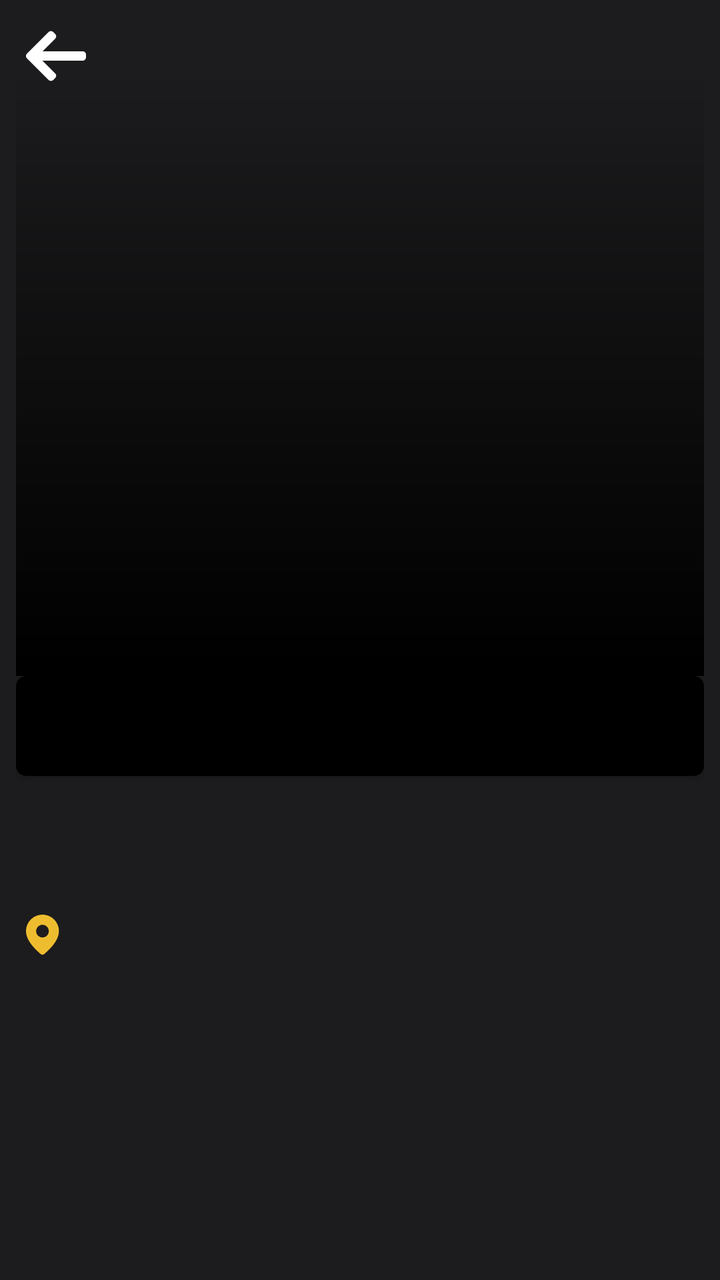
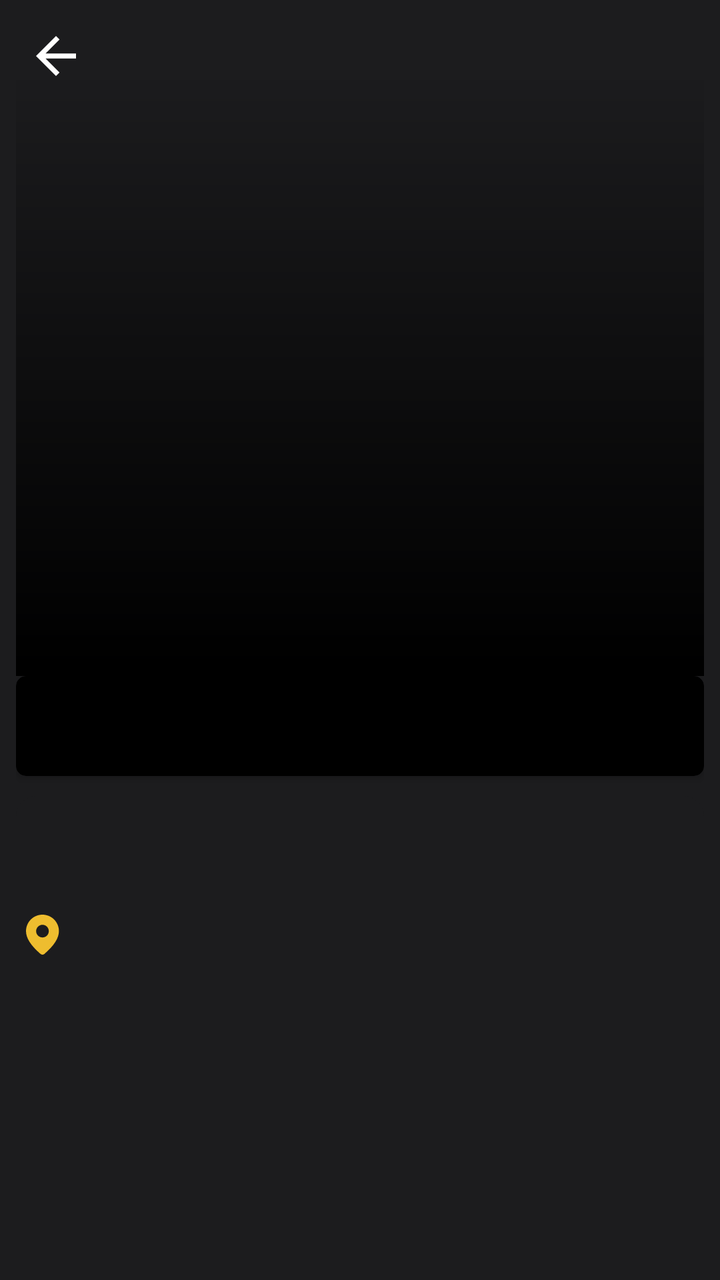

Before-and-after screenshots of an Android layout around one commit, followed by the original layout XML and the change that was made.
<!-- AndroidManifest.xml: application theme Theme.NavigationDrawer -->
<!-- res/layout/fragment_sport_detail.xml -->
<?xml version="1.0" encoding="utf-8"?>
<androidx.core.widget.NestedScrollView xmlns:android="http://schemas.android.com/apk/res/android"
    xmlns:app="http://schemas.android.com/apk/res-auto"
    xmlns:tools="http://schemas.android.com/tools"
    android:layout_width="match_parent"
    android:layout_height="match_parent"
    android:background="#1C1C1E"
    tools:context=".Fragment.sport_detail">

    <androidx.constraintlayout.widget.ConstraintLayout
        android:layout_width="match_parent"
        android:layout_height="match_parent"
        android:padding="8dp">

        <ImageView
            android:id="@+id/imageView6"
            android:layout_width="0dp"
            android:layout_height="330dp"
            android:scaleType="fitXY"
            app:layout_constraintEnd_toEndOf="parent"
            app:layout_constraintStart_toStartOf="parent"
            app:layout_constraintTop_toTopOf="parent" />

        <androidx.appcompat.widget.AppCompatButton
            android:id="@+id/backBtn"
            android:layout_width="30dp"
            android:layout_height="30dp"
            android:layout_margin="5dp"
            android:layout_marginTop="8dp"
            android:background="@drawable/back"
            app:layout_constraintEnd_toEndOf="parent"
            app:layout_constraintHorizontal_bias="0.0"
            app:layout_constraintStart_toStartOf="@id/imageView6"
            app:layout_constraintTop_toTopOf="@id/imageView6" />

        <ImageView
            android:id="@+id/image"
            android:layout_width="0dp"
            android:layout_height="330dp"
            android:elevation="5dp"
            android:scaleType="fitXY"
            app:layout_constraintEnd_toEndOf="parent"
            app:layout_constraintStart_toStartOf="parent"
            app:layout_constraintTop_toTopOf="parent"
            app:srcCompat="@drawable/fade2" />

        <TextView
            android:id="@+id/name"
            android:layout_width="0dp"
            android:layout_height="wrap_content"
            android:layout_marginTop="150dp"
            android:elevation="10dp"
            android:fontFamily="@font/poppins_medium"
            android:paddingStart="10dp"
            android:textColor="@color/white"
            android:textSize="20sp"
            app:layout_constraintBottom_toBottomOf="@+id/imageView6"
            app:layout_constraintEnd_toEndOf="@+id/imageView6"
            app:layout_constraintHorizontal_bias="0.134"
            app:layout_constraintStart_toStartOf="@+id/imageView6"
            app:layout_constraintTop_toTopOf="parent"
            app:layout_constraintVertical_bias="0.854" />

        <TextView
            android:id="@+id/date"
            android:layout_width="0dp"
            android:layout_height="wrap_content"
            android:layout_marginTop="-5dp"
            android:elevation="10dp"
            android:fontFamily="@font/poppins_medium"
            android:paddingStart="10dp"
            android:textColor="#A6A6A6"
            android:textSize="16sp"
            app:layout_constraintEnd_toEndOf="@+id/name"
            app:layout_constraintStart_toStartOf="parent"
            app:layout_constraintTop_toBottomOf="@+id/name" />

        <androidx.cardview.widget.CardView
            android:id="@+id/car1"
            android:layout_width="0dp"
            android:layout_height="wrap_content"
            app:cardBackgroundColor="@color/black"
            app:cardCornerRadius="5dp"
            app:layout_constraintEnd_toEndOf="parent"
            app:layout_constraintStart_toStartOf="parent"
            app:layout_constraintTop_toBottomOf="@+id/imageView6">

            <TextView
                android:id="@+id/length"
                android:layout_width="match_parent"
                android:layout_height="50dp"
                android:fontFamily="@font/poppins_medium"
                android:gravity="center"
                android:textColor="#A6A6A6"
                android:textSize="16sp"
                app:layout_constraintEnd_toEndOf="parent"
                app:layout_constraintStart_toStartOf="parent"
                app:layout_constraintTop_toBottomOf="@+id/imageView6" />
        </androidx.cardview.widget.CardView>


        <LinearLayout
            android:layout_width="0dp"
            android:layout_height="wrap_content"
            android:layout_marginTop="10dp"
            android:background="@drawable/backlesss"
            android:backgroundTint="#1C1C1E"
            android:orientation="vertical"
            android:weightSum="3"
            app:layout_constraintEnd_toEndOf="parent"
            app:layout_constraintStart_toStartOf="parent"
            app:layout_constraintTop_toBottomOf="@+id/car1">

            <TextView
                android:id="@+id/heading"
                android:layout_width="match_parent"
                android:layout_height="wrap_content"
                android:layout_weight="1"
                android:fontFamily="@font/poppins_medium"
                android:paddingHorizontal="10dp"
                android:textColor="#E4DFDF"
                android:textSize="20sp" />

            <TextView
                android:id="@+id/discription"
                android:layout_width="match_parent"
                android:layout_height="wrap_content"
                android:layout_marginTop="5dp"
                android:layout_weight="1"
                android:paddingHorizontal="10dp"
                android:textColor="@color/white"
                android:textSize="16sp" />

            <TextView
                android:id="@+id/location"
                android:layout_width="match_parent"
                android:layout_height="wrap_content"
                android:layout_marginTop="5dp"
                android:layout_weight="1"
                android:drawablePadding="5dp"
                android:fontFamily="@font/poppins_medium"
                android:paddingHorizontal="5dp"
                android:textColor="#EEBD2F"
                android:textSize="16sp"
                app:drawableLeftCompat="@drawable/location" />
        </LinearLayout>
    </androidx.constraintlayout.widget.ConstraintLayout>

</androidx.core.widget.NestedScrollView>
<!-- resources referenced by this layout -->
<resources>
  <color name="black">#FF000000</color>
  <color name="white">#FFFFFFFF</color>
  <!-- drawable back (drawable) -->
  <vector xmlns:android="http://schemas.android.com/apk/res/android"
      android:width="30dp"
      android:height="30dp"
      android:viewportWidth="492"
      android:viewportHeight="492">
    <path
        android:pathData="M464.34,207.42l0.77,0.17H135.89l103.5,-103.72c5.07,-5.06 7.85,-11.92 7.85,-19.12c0,-7.2 -2.78,-14.01 -7.85,-19.09L223.28,49.54c-5.06,-5.06 -11.81,-7.86 -19.01,-7.86c-7.2,0 -13.95,2.78 -19.02,7.84L7.84,226.91C2.76,232 -0.02,238.77 0,245.97c-0.02,7.24 2.76,14.02 7.84,19.1l177.41,177.41c5.06,5.06 11.81,7.84 19.02,7.84c7.2,0 13.94,-2.79 19.01,-7.84l16.1,-16.11c5.07,-5.06 7.85,-11.81 7.85,-19.01c0,-7.2 -2.78,-13.59 -7.85,-18.65L134.72,284.41h329.99c14.83,0 27.29,-12.78 27.29,-27.6v-22.79C492,219.2 479.17,207.42 464.34,207.42z"
        android:fillColor="#FFFFFF"/>
  </vector>
  <!-- drawable backlesss (drawable) -->
  <?xml version="1.0" encoding="utf-8"?>
  <shape xmlns:android="http://schemas.android.com/apk/res/android">
      <solid android:color="#E9BD3E" /> 
  
      <corners
          android:topLeftRadius="10dp"
          android:topRightRadius="10dp" />
  </shape>
  <!-- drawable fade2 (drawable) -->
  <vector xmlns:android="http://schemas.android.com/apk/res/android"
      xmlns:aapt="http://schemas.android.com/aapt"
      android:width="393dp"
      android:height="293dp"
      android:viewportWidth="393"
      android:viewportHeight="293">
    <path
        android:pathData="M0,0h393v293h-393z">
      <aapt:attr name="android:fillColor">
        <gradient 
            android:startX="197"
            android:startY="293"
            android:endX="197"
            android:endY="27.9"
            android:type="linear">
          <item android:offset="0" android:color="#FF000000"/>
          <item android:offset="1" android:color="#00000000"/>
        </gradient>
      </aapt:attr>
    </path>
  </vector>
  <!-- drawable location (drawable) -->
  <vector xmlns:android="http://schemas.android.com/apk/res/android"
      android:width="17dp"
      android:height="20dp"
      android:viewportWidth="17"
      android:viewportHeight="20">
    <path
        android:pathData="M8.231,0C10.414,0 12.508,0.867 14.051,2.411C15.595,3.954 16.462,6.048 16.462,8.231C16.462,11.709 14.018,15.5 9.194,19.643C8.925,19.874 8.583,20 8.23,20C7.876,20 7.534,19.872 7.266,19.642L6.947,19.365C2.336,15.329 0,11.632 0,8.231C0,6.048 0.867,3.954 2.411,2.411C3.954,0.867 6.048,0 8.231,0ZM8.231,5.065C7.391,5.065 6.586,5.399 5.993,5.993C5.399,6.586 5.065,7.391 5.065,8.231C5.065,9.071 5.399,9.876 5.993,10.47C6.586,11.063 7.391,11.397 8.231,11.397C9.071,11.397 9.876,11.063 10.47,10.47C11.063,9.876 11.397,9.071 11.397,8.231C11.397,7.391 11.063,6.586 10.47,5.993C9.876,5.399 9.071,5.065 8.231,5.065Z"
        android:fillColor="#EEBD2F"/>
  </vector>
  <style name="Theme.NavigationDrawer" parent="Theme.MaterialComponents.DayNight.NoActionBar">
          
          <item name="colorPrimary">#FFECA1</item>
          
      </style>
</resources>

<!-- the commit's change to res/layout/fragment_sport_detail.xml (unified diff, before → after) -->
@@ -27,7 +27,7 @@
             android:layout_height="30dp"
             android:layout_margin="5dp"
             android:layout_marginTop="8dp"
-            android:background="@drawable/back"
+            android:background="@drawable/arrow_back"
             app:layout_constraintEnd_toEndOf="parent"
             app:layout_constraintHorizontal_bias="0.0"
             app:layout_constraintStart_toStartOf="@id/imageView6"
<!-- resource entries referenced after the edit -->
@@ -2,15 +2,11 @@
 <resources>
   <color name="black">#FF000000</color>
   <color name="white">#FFFFFFFF</color>
-  <!-- drawable back (drawable) -->
-  <vector xmlns:android="http://schemas.android.com/apk/res/android"
-      android:width="30dp"
-      android:height="30dp"
-      android:viewportWidth="492"
-      android:viewportHeight="492">
-    <path
-        android:pathData="M464.34,207.42l0.77,0.17H135.89l103.5,-103.72c5.07,-5.06 7.85,-11.92 7.85,-19.12c0,-7.2 -2.78,-14.01 -7.85,-19.09L223.28,49.54c-5.06,-5.06 -11.81,-7.86 -19.01,-7.86c-7.2,0 -13.95,2.78 -19.02,7.84L7.84,226.91C2.76,232 -0.02,238.77 0,245.97c-0.02,7.24 2.76,14.02 7.84,19.1l177.41,177.41c5.06,5.06 11.81,7.84 19.02,7.84c7.2,0 13.94,-2.79 19.01,-7.84l16.1,-16.11c5.07,-5.06 7.85,-11.81 7.85,-19.01c0,-7.2 -2.78,-13.59 -7.85,-18.65L134.72,284.41h329.99c14.83,0 27.29,-12.78 27.29,-27.6v-22.79C492,219.2 479.17,207.42 464.34,207.42z"
-        android:fillColor="#FFFFFF"/>
+  <!-- drawable arrow_back (drawable) -->
+  <vector android:autoMirrored="true" android:height="26dp"
+      android:tint="#FFFFFF" android:viewportHeight="24"
+      android:viewportWidth="24" android:width="26dp" xmlns:android="http://schemas.android.com/apk/res/android">
+      <path android:fillColor="@android:color/black" android:pathData="M20,11H7.83l5.59,-5.59L12,4l-8,8 8,8 1.41,-1.41L7.83,13H20v-2z"/>
   </vector>
   <!-- drawable backlesss (drawable) -->
   <?xml version="1.0" encoding="utf-8"?>
